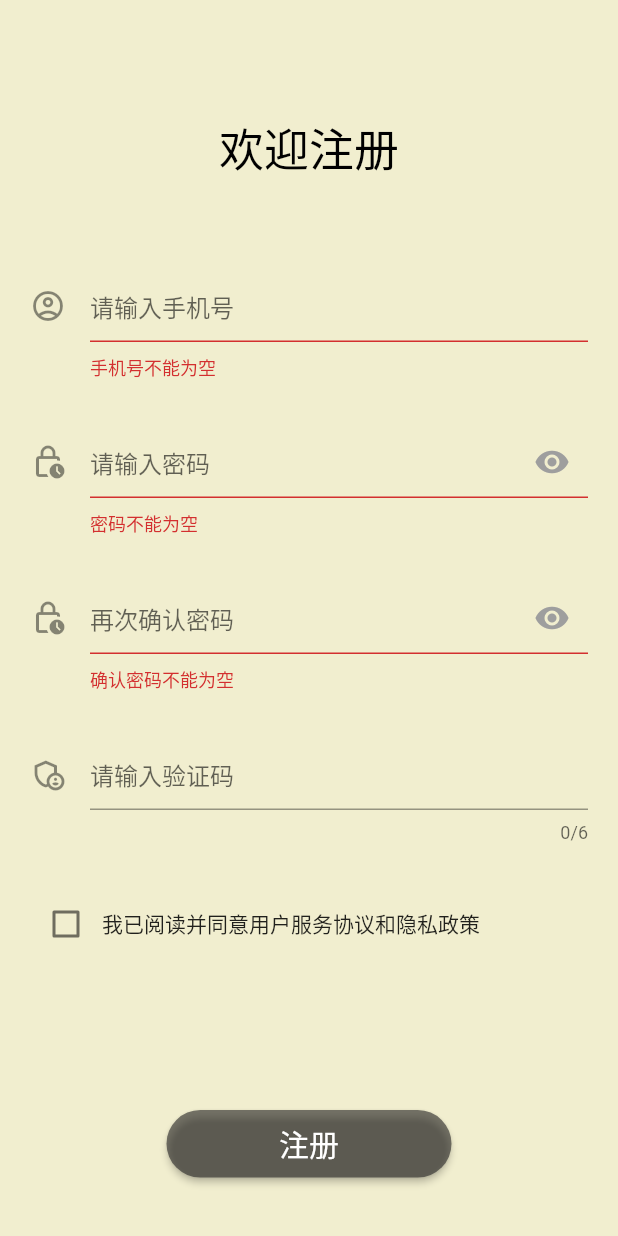
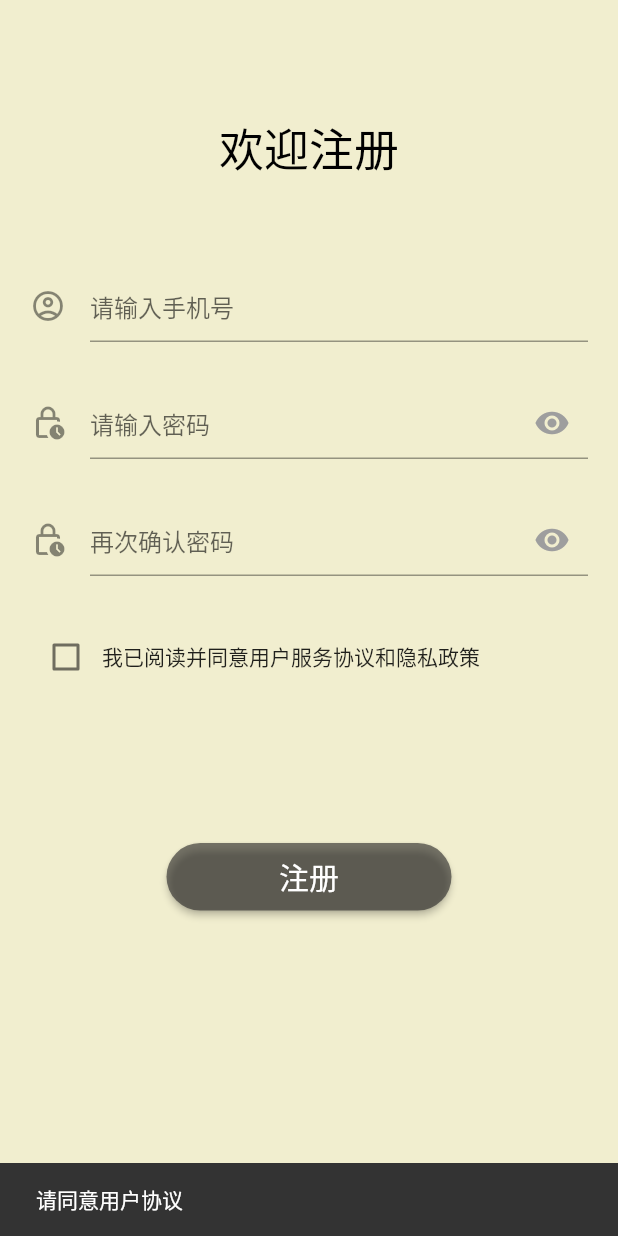
Before and after one commit to jwj1342/VanGogh, a Flutter app: the RegisterPage screen opened directly, after a tap on "注册", on a phone screen of 412 x 824 dp. Run offline on Flutter 3.47's test engine with Material 2 defaults, Android fonts, the phone set to English and light mode, and no system bars; our stand-ins replace flutter_markdown, image_gallery_saver, image_picker, share_plus, shared_preferences; accounts and stored records are empty; Roboto replaces fonts that are missing (HanaMinA).

Commit message:
注册界面更改版（重新提交）

```diff
--- a/lib/Auth/register_page.dart
+++ b/lib/Auth/register_page.dart
@@ -1,7 +1,11 @@
 import 'package:flutter/material.dart';
 import 'dart:async';
 import 'package:flutter/services.dart';
+import 'package:flutter/gestures.dart';
 
+import '../Common/RemoteAPI.dart';
+import '../Model/User.dart';
+import '../main.dart';
 
 class RegisterPage extends StatefulWidget {
   const RegisterPage({Key? key}) : super(key: key);
@@ -13,23 +17,16 @@ class RegisterPage extends StatefulWidget {
 class _RegisterPageState extends State<RegisterPage> {
   final GlobalKey _formKey = GlobalKey<FormState>();
   Color _eyeColor = Colors.grey;
-  late String _phone, _password,_autoCodeText="获取验证码";
+  late String _phone, _password;
   bool _isObscure = true;
   final TextEditingController _pass = TextEditingController();
   final TextEditingController _confirmPass = TextEditingController();
 
   TextEditingController? cController = TextEditingController();
 
-
-  late Timer _timer;
-  int _timeCount = 60;
-
   bool _isChecked = false; //单选，用户协议
   @override
   Widget build(BuildContext context) {
-    SystemChrome.setSystemUIOverlayStyle(const SystemUiOverlayStyle(
-      statusBarColor: Colors.transparent,
-    ));//透明状态栏
     return Scaffold(
       backgroundColor: const Color(0xfff1eecf),
       body: Form(
@@ -46,8 +43,6 @@ class _RegisterPageState extends State<RegisterPage> {
             buildPasswordTextField(context), // 输入密码
             const SizedBox(height: 30),
             buildCheckPasswordTextField(context), // 确认密码
-            const SizedBox(height: 30),
-            buildVerificationCode(), //验证码
             const SizedBox(height: 30),
             buildAccept(context), //用户协议和隐私政策
             const SizedBox(height: 100),
@@ -74,44 +69,6 @@ class _RegisterPageState extends State<RegisterPage> {
     );
   }
 
-  Widget buildVerificationCode() {
-    return TextFormField(
-      onSaved: (value) {},
-      controller: cController,
-      maxLength: 6,
-
-      inputFormatters: [
-        FilteringTextInputFormatter.allow(RegExp("[0-9]")),
-        LengthLimitingTextInputFormatter(6)
-      ],
-      decoration: InputDecoration(
-        icon: Icon(Icons.admin_panel_settings_outlined),
-        hintText: ('请输入验证码'),
-        suffix: GestureDetector(
-          child: Text(_autoCodeText,style: TextStyle(color: Colors.blue),),
-          onTap: (){
-            _startTimer();
-          },
-        ),
-      ),
-    );
-  }
-
-  void _startTimer() {
-    _timer = Timer.periodic(Duration(seconds: 1), (timer) {
-      setState(() {
-        if (_timeCount <= 0) {
-          _autoCodeText = '重新获取';
-          _timer.cancel();
-          _timeCount = 60;
-        } else {
-          _timeCount -= 1;
-          _autoCodeText = "$_timeCount" + 's';
-        }
-      });
-    });
-  }
-
   Widget buildRegisterButton(BuildContext context) {
     return Align(
       child: SizedBox(
@@ -126,15 +83,31 @@ class _RegisterPageState extends State<RegisterPage> {
                 shape: MaterialStateProperty.all(const StadiumBorder(
                     side: BorderSide(style: BorderStyle.none)))),
             child:
-            Text('注册', style: Theme
-                .of(context)
-                .primaryTextTheme
-                .titleLarge),
-            onPressed: () {
-              // 表单校验通过才会继续执行
-              if ((_formKey.currentState as FormState).validate()) {
-                (_formKey.currentState as FormState).save();
-                print('phone: $_phone, password: $_password');
+            Text('注册', style: Theme.of(context).primaryTextTheme.headline6),
+            onPressed: () async {
+              //要同意用户协议
+              if (_isChecked != false) {
+                // 表单校验通过才会继续执行
+                if ((_formKey.currentState as FormState).validate()) {
+                  (_formKey.currentState as FormState).save();
+                  //TODO 执行注册方法
+                  User? user = await RemoteAPI(context).register(_phone, _password);
+                  if (user != null) {
+                    if (mounted) {
+                      Navigator.push(
+                        context,
+                        MaterialPageRoute(
+                            builder: (context) => const MyStatefulWidget()),
+                      );
+                    }
+                  } else {
+                    print("注册失败");
+                  }
+                }
+              } else {
+                // 广播：未同意用户协议
+                ScaffoldMessenger.of(context)
+                    .showSnackBar(SnackBar(content: Text('请同意用户协议')));
               }
             },
           ),
@@ -171,10 +144,7 @@ class _RegisterPageState extends State<RegisterPage> {
               _isObscure = !_isObscure;
               _eyeColor = (_isObscure
                   ? Colors.grey
-                  : Theme
-                  .of(context)
-                  .iconTheme
-                  .color)!;
+                  : Theme.of(context).iconTheme.color)!;
             });
           },
         ),
@@ -210,10 +180,7 @@ class _RegisterPageState extends State<RegisterPage> {
               _isObscure = !_isObscure;
               _eyeColor = (_isObscure
                   ? Colors.grey
-                  : Theme
-                  .of(context)
-                  .iconTheme
-                  .color)!;
+                  : Theme.of(context).iconTheme.color)!;
             });
           },
         ),
@@ -223,6 +190,7 @@ class _RegisterPageState extends State<RegisterPage> {
 
   Widget buildPhoneTextField() {
     return TextFormField(
+      onSaved: (value) => _phone = value!,
       validator: (value) {
         if (value == null || value.isEmpty) {
           return '手机号不能为空';
```
Also changed, not shown: pubspec.lock.
